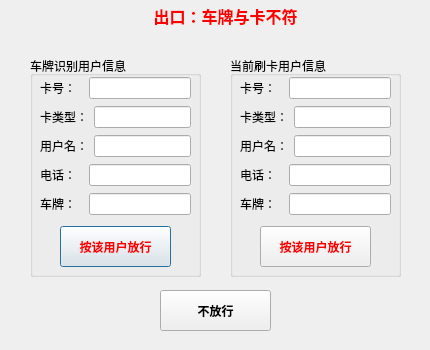
Qt form Dialog/dlginconformity.ui (Anne081031/WinParkUI) before a commit.
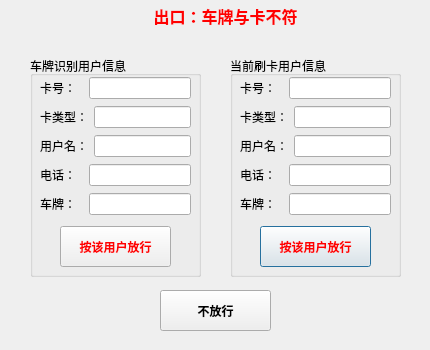
The same form after that commit. Icons and pictures are not drawn.

```diff
--- a/Dialog/dlginconformity.ui
+++ b/Dialog/dlginconformity.ui
@@ -53,6 +53,9 @@
     <property name="text">
      <string>按该用户放行</string>
     </property>
+    <property name="autoDefault">
+     <bool>false</bool>
+    </property>
    </widget>
    <widget class="QWidget" name="layoutWidget">
     <property name="geometry">
@@ -332,6 +335,9 @@
     <property name="text">
      <string>按该用户放行</string>
     </property>
+    <property name="default">
+     <bool>true</bool>
+    </property>
    </widget>
   </widget>
   <widget class="QLabel" name="lblTitle">
```
Left out of the diff: 3 changed lines with no effect on the pictures.
